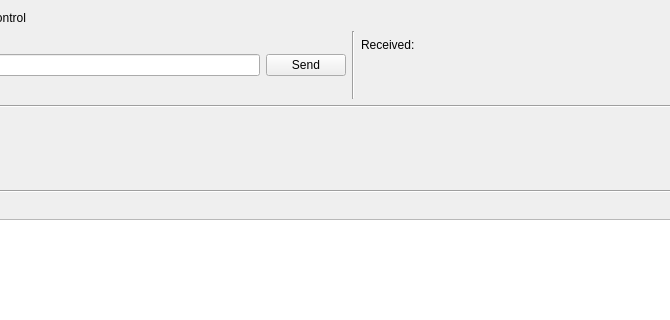
Nasker/PiratsZMQCS, file gui/piratscs_gui/ui/modules/modpressuresense/modpressuresense_big.ui: the form before one commit; both pictures show x 179 to 849 and y 0 to 320 of the 1064 by 730 pixel window.
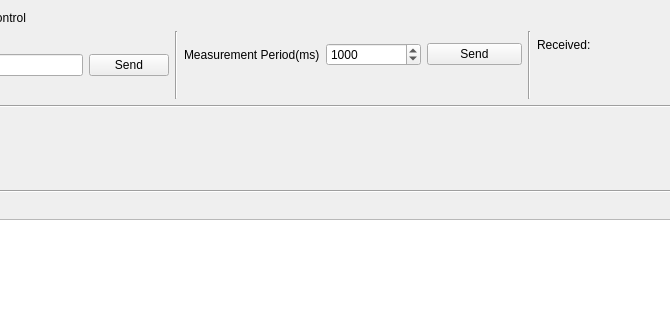
The form after the commit. Custom widgets are drawn as their Qt base class.

Commit message: Added acq period setting an all modules at all levels

The edit to the form file:
```diff
--- a/gui/piratscs_gui/ui/modules/modpressuresense/modpressuresense_big.ui
+++ b/gui/piratscs_gui/ui/modules/modpressuresense/modpressuresense_big.ui
@@ -57,6 +57,64 @@
          </item>
         </layout>
        </item>
+       <item>
+        <widget class="Line" name="line_2">
+         <property name="orientation">
+          <enum>Qt::Vertical</enum>
+         </property>
+        </widget>
+       </item>
+       <item>
+        <layout class="QVBoxLayout" name="verticalLayout_3">
+         <item>
+          <layout class="QHBoxLayout" name="horizontalLayout">
+           <item>
+            <widget class="QLabel" name="label_2">
+             <property name="text">
+              <string>Measurement Period(ms)</string>
+             </property>
+            </widget>
+           </item>
+           <item>
+            <widget class="QSpinBox" name="spin_period_set">
+             <property name="minimum">
+              <number>10</number>
+             </property>
+             <property name="maximum">
+              <number>10000</number>
+             </property>
+             <property name="singleStep">
+              <number>10</number>
+             </property>
+             <property name="value">
+              <number>1000</number>
+             </property>
+            </widget>
+           </item>
+           <item>
+            <widget class="QPushButton" name="pb_period_set">
+             <property name="text">
+              <string>Send</string>
+             </property>
+            </widget>
+           </item>
+          </layout>
+         </item>
+         <item>
+          <spacer name="horizontalSpacer">
+           <property name="orientation">
+            <enum>Qt::Horizontal</enum>
+           </property>
+           <property name="sizeHint" stdset="0">
+            <size>
+             <width>40</width>
+             <height>20</height>
+            </size>
+           </property>
+          </spacer>
+         </item>
+        </layout>
+       </item>
        <item>
         <widget class="Line" name="line_6">
          <property name="orientation">
```
The commit also changes 27 other files.
